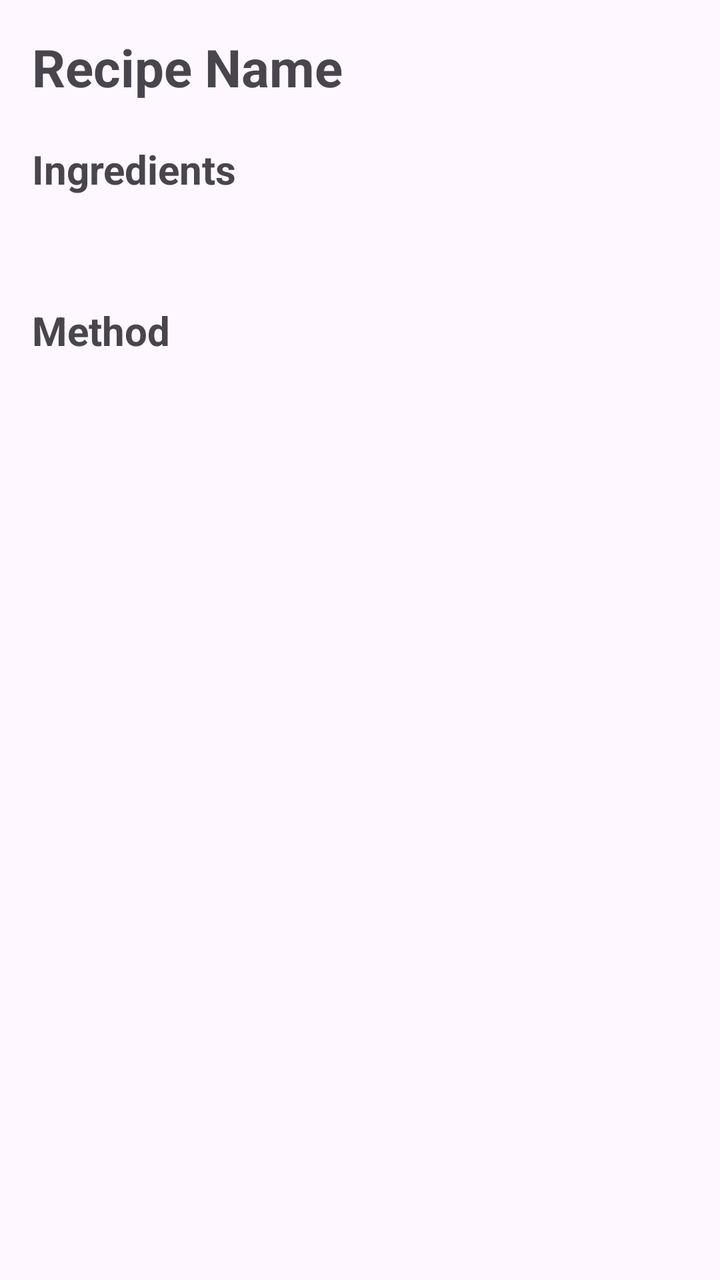
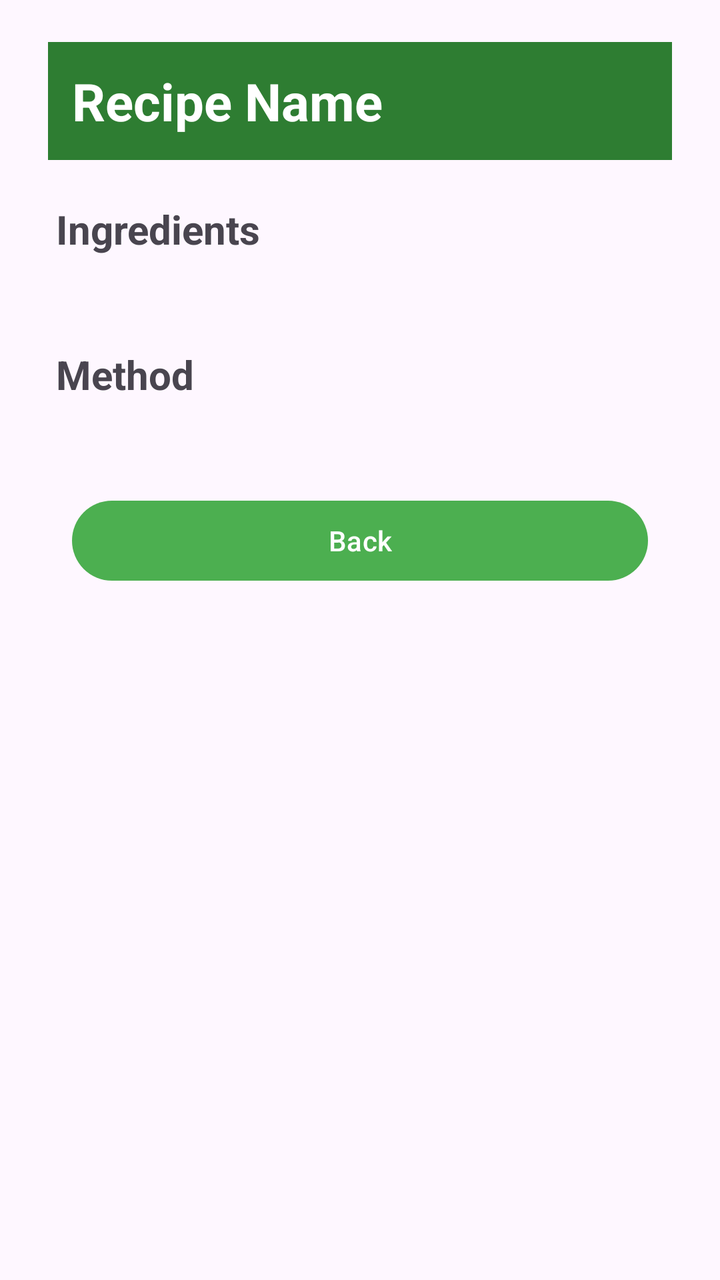

The first picture is an Android layout as it rendered before a commit; the second is the same layout after the commit. The layout source and the unified diff follow.
<!-- AndroidManifest.xml: application theme Theme.SmartPantryManager -->
<!-- res/layout/activity_recipe_detail.xml -->
<?xml version="1.0" encoding="utf-8"?>
<ScrollView xmlns:android="http://schemas.android.com/apk/res/android"
    android:id="@+id/main"
    android:layout_width="match_parent"
    android:layout_height="match_parent">

    <LinearLayout
        android:layout_width="match_parent"
        android:layout_height="wrap_content"
        android:orientation="vertical"
        android:padding="16dp">

        <TextView
            android:id="@+id/recipeNameTextView"
            android:layout_width="match_parent"
            android:layout_height="wrap_content"
            android:text="Recipe Name"
            android:textSize="26sp"
            android:textStyle="bold"
            android:paddingBottom="20dp" />

        <TextView
            android:layout_width="match_parent"
            android:layout_height="wrap_content"
            android:text="Ingredients"
            android:textSize="20sp"
            android:textStyle="bold"
            android:paddingBottom="8dp" />

        <TextView
            android:id="@+id/ingredientsTextView"
            android:layout_width="match_parent"
            android:layout_height="wrap_content"
            android:textSize="16sp"
            android:paddingBottom="24dp" />

        <TextView
            android:layout_width="match_parent"
            android:layout_height="wrap_content"
            android:text="Method"
            android:textSize="20sp"
            android:textStyle="bold"
            android:paddingBottom="8dp" />

        <TextView
            android:id="@+id/methodTextView"
            android:layout_width="match_parent"
            android:layout_height="wrap_content"
            android:textSize="16sp" />

    </LinearLayout>

</ScrollView>
<!-- resources referenced by this layout -->
<resources>
  <style name="Theme.SmartPantryManager" parent="Base.Theme.SmartPantryManager" />
  <style name="Base.Theme.SmartPantryManager" parent="Theme.Material3.DayNight.NoActionBar">
          
          
      </style>
</resources>

<!-- the commit's change to res/layout/activity_recipe_detail.xml (unified diff, before → after) -->
@@ -1,53 +1,79 @@
 <?xml version="1.0" encoding="utf-8"?>
-<ScrollView xmlns:android="http://schemas.android.com/apk/res/android"
+<LinearLayout xmlns:android="http://schemas.android.com/apk/res/android"
     android:id="@+id/main"
     android:layout_width="match_parent"
-    android:layout_height="match_parent">
+    android:layout_height="match_parent"
+    android:orientation="vertical"
+    android:padding="16dp"
+    android:fitsSystemWindows="true">
 
-    <LinearLayout
+    
+    <TextView
+        android:id="@+id/recipeNameTextView"
         android:layout_width="match_parent"
         android:layout_height="wrap_content"
-        android:orientation="vertical"
-        android:padding="16dp">
+        android:text="Recipe Name"
+        style="@style/ScreenHeading"
+        android:padding="12dp" />
 
-        <TextView
-            android:id="@+id/recipeNameTextView"
+    
+    <ScrollView
+        android:layout_width="match_parent"
+        android:layout_height="0dp"
+        android:layout_weight="1"
+        android:fillViewport="true">
+
+        <LinearLayout
             android:layout_width="match_parent"
             android:layout_height="wrap_content"
-            android:text="Recipe Name"
-            android:textSize="26sp"
-            android:textStyle="bold"
-            android:paddingBottom="20dp" />
+            android:orientation="vertical"
+            android:padding="12dp">
 
-        <TextView
-            android:layout_width="match_parent"
-            android:layout_height="wrap_content"
-            android:text="Ingredients"
-            android:textSize="20sp"
-            android:textStyle="bold"
-            android:paddingBottom="8dp" />
+            
+            <TextView
+                android:layout_width="match_parent"
+                android:layout_height="wrap_content"
+                android:text="Ingredients"
+                android:textSize="20sp"
+                android:textStyle="bold"
+                android:paddingTop="4dp"
+                android:paddingBottom="8dp" />
 
-        <TextView
-            android:id="@+id/ingredientsTextView"
-            android:layout_width="match_parent"
-            android:layout_height="wrap_content"
-            android:textSize="16sp"
-            android:paddingBottom="24dp" />
+            
+            <TextView
+                android:id="@+id/ingredientsTextView"
+                android:layout_width="match_parent"
+                android:layout_height="wrap_content"
+                android:textSize="16sp"
+                android:paddingBottom="16dp" />
 
-        <TextView
-            android:layout_width="match_parent"
-            android:layout_height="wrap_content"
-            android:text="Method"
-            android:textSize="20sp"
-            android:textStyle="bold"
-            android:paddingBottom="8dp" />
+            
+            <TextView
+                android:layout_width="match_parent"
+                android:layout_height="wrap_content"
+                android:text="Method"
+                android:textSize="20sp"
+                android:textStyle="bold"
+                android:paddingBottom="8dp" />
 
-        <TextView
-            android:id="@+id/methodTextView"
-            android:layout_width="match_parent"
-            android:layout_height="wrap_content"
-            android:textSize="16sp" />
+            
+            <TextView
+                android:id="@+id/methodTextView"
+                android:layout_width="match_parent"
+                android:layout_height="wrap_content"
+                android:textSize="16sp"
+                android:paddingBottom="8dp"/>
 
-    </LinearLayout>
+            
+            <Button
+                android:id="@+id/backButton"
+                android:layout_width="match_parent"
+                android:layout_height="48dp"
+                android:text="Back"
+                android:layout_margin="8dp"/>
 
-</ScrollView>
+        </LinearLayout>
+
+    </ScrollView>
+
+</LinearLayout>
<!-- resource entries referenced after the edit -->
@@ -1,9 +1,27 @@
 <!-- resources referenced by this layout -->
 <resources>
+  <style name="ScreenHeading">
+          <item name="android:layout_width">match_parent</item>
+          <item name="android:layout_height">wrap_content</item>
+          <item name="android:textSize">26sp</item>
+          <item name="android:textStyle">bold</item>
+          <item name="android:padding">20dp</item>
+          <item name="android:textColor">@color/app_button_text</item>
+          <item name="android:background">@color/app_heading</item>
+          <item name="android:layout_marginTop">5dp</item>
+          <item name="android:layout_marginBottom">5dp</item>
+          <item name="android:layout_marginLeft">8dp</item>
+          <item name="android:layout_marginRight">8dp</item>
+      </style>
   <style name="Theme.SmartPantryManager" parent="Base.Theme.SmartPantryManager" />
+  <color name="app_button_text">#FFFFFFFF</color>
+  <color name="app_heading">#2E7D32</color>
   <style name="Base.Theme.SmartPantryManager" parent="Theme.Material3.DayNight.NoActionBar">
-          
-          
+  
+          <item name="colorPrimary">@color/app_primary</item>
+          <item name="colorSecondary">@color/app_primary</item>
+  
       </style>
+  <color name="app_primary">#4CAF50</color>
 </resources>
 
